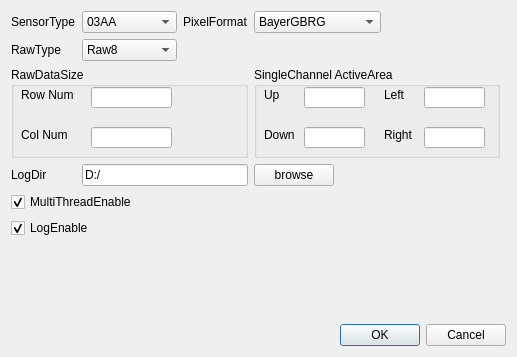
Old version of the form AlgorithmTest/DialogAPSInit.ui in the repository yixin1851/algorithm_HVS.
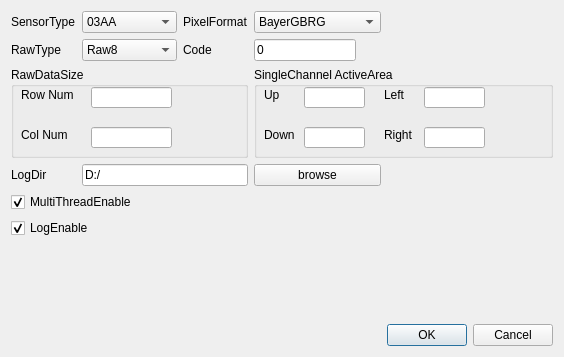
New version of the form.

Diff of the .ui file:
```diff
--- a/AlgorithmTest/DialogAPSInit.ui
+++ b/AlgorithmTest/DialogAPSInit.ui
@@ -21,7 +21,7 @@
      </property>
     </widget>
    </item>
-   <item row="0" column="1">
+   <item row="0" column="1" colspan="2">
     <widget class="QComboBox" name="comboBoxSensorType">
      <item>
       <property name="text">
@@ -45,14 +45,14 @@
      </item>
     </widget>
    </item>
-   <item row="0" column="2">
+   <item row="0" column="3">
     <widget class="QLabel" name="label_10">
      <property name="text">
       <string>PixelFormat</string>
      </property>
     </widget>
    </item>
-   <item row="0" column="3" colspan="2">
+   <item row="0" column="4" colspan="2">
     <widget class="QComboBox" name="comboBoxPixelFormat">
      <item>
       <property name="text">
@@ -96,7 +96,7 @@
      </item>
     </widget>
    </item>
-   <item row="0" column="5">
+   <item row="0" column="6">
     <spacer name="horizontalSpacer_4">
      <property name="orientation">
       <enum>Qt::Horizontal</enum>
@@ -116,7 +116,7 @@
      </property>
     </widget>
    </item>
-   <item row="1" column="1">
+   <item row="1" column="1" colspan="2">
     <widget class="QComboBox" name="comboBoxRawType">
      <item>
       <property name="text">
@@ -145,7 +145,34 @@
      </item>
     </widget>
    </item>
-   <item row="1" column="2" colspan="4">
+   <item row="1" column="3">
+    <widget class="QLabel" name="label_11">
+     <property name="text">
+      <string>Code</string>
+     </property>
+    </widget>
+   </item>
+   <item row="1" column="4">
+    <widget class="QLineEdit" name="lineEditApsCode">
+     <property name="text">
+      <string>0</string>
+     </property>
+    </widget>
+   </item>
+   <item row="1" column="5">
+    <spacer name="horizontalSpacer_2">
+     <property name="orientation">
+      <enum>Qt::Horizontal</enum>
+     </property>
+     <property name="sizeHint" stdset="0">
+      <size>
+       <width>25</width>
+       <height>20</height>
+      </size>
+     </property>
+    </spacer>
+   </item>
+   <item row="1" column="6">
     <spacer name="horizontalSpacer_5">
      <property name="orientation">
       <enum>Qt::Horizontal</enum>
@@ -158,7 +185,7 @@
      </property>
     </spacer>
    </item>
-   <item row="2" column="0" colspan="3">
+   <item row="2" column="0" colspan="4">
     <widget class="QGroupBox" name="groupBox">
      <property name="sizePolicy">
       <sizepolicy hsizetype="Minimum" vsizetype="Minimum">
@@ -223,7 +250,7 @@
      </widget>
     </widget>
    </item>
-   <item row="2" column="3" colspan="3">
+   <item row="2" column="4" colspan="3">
     <widget class="QGroupBox" name="groupBox_2">
      <property name="sizePolicy">
       <sizepolicy hsizetype="Minimum" vsizetype="Minimum">
@@ -334,7 +361,7 @@
      </widget>
     </widget>
    </item>
-   <item row="2" column="6">
+   <item row="2" column="7">
     <spacer name="horizontalSpacer_6">
      <property name="orientation">
       <enum>Qt::Horizontal</enum>
@@ -354,7 +381,7 @@
      </property>
     </widget>
    </item>
-   <item row="3" column="1" colspan="2">
+   <item row="3" column="1" colspan="3">
     <widget class="QLineEdit" name="lineEditLogDir">
      <property name="sizePolicy">
       <sizepolicy hsizetype="Maximum" vsizetype="Fixed">
@@ -373,14 +400,14 @@
      </property>
     </widget>
    </item>
-   <item row="3" column="3">
+   <item row="3" column="4" colspan="2">
     <widget class="QPushButton" name="pushButtonBrowser">
      <property name="text">
       <string>browse</string>
      </property>
     </widget>
    </item>
-   <item row="3" column="4" colspan="2">
+   <item row="3" column="6">
     <spacer name="horizontalSpacer">
      <property name="orientation">
       <enum>Qt::Horizontal</enum>
@@ -393,7 +420,7 @@
      </property>
     </spacer>
    </item>
-   <item row="4" column="0" colspan="2">
+   <item row="4" column="0" colspan="3">
     <widget class="QCheckBox" name="checkBoxMultiThreadEnable">
      <property name="text">
       <string>MultiThreadEnable</string>
@@ -413,7 +440,7 @@
      </property>
     </widget>
    </item>
-   <item row="6" column="1">
+   <item row="6" column="2">
     <spacer name="verticalSpacer">
      <property name="orientation">
       <enum>Qt::Vertical</enum>
@@ -426,7 +453,7 @@
      </property>
     </spacer>
    </item>
-   <item row="7" column="4" colspan="3">
+   <item row="7" column="6">
     <widget class="QDialogButtonBox" name="buttonBox">
      <property name="orientation">
       <enum>Qt::Horizontal</enum>
```
